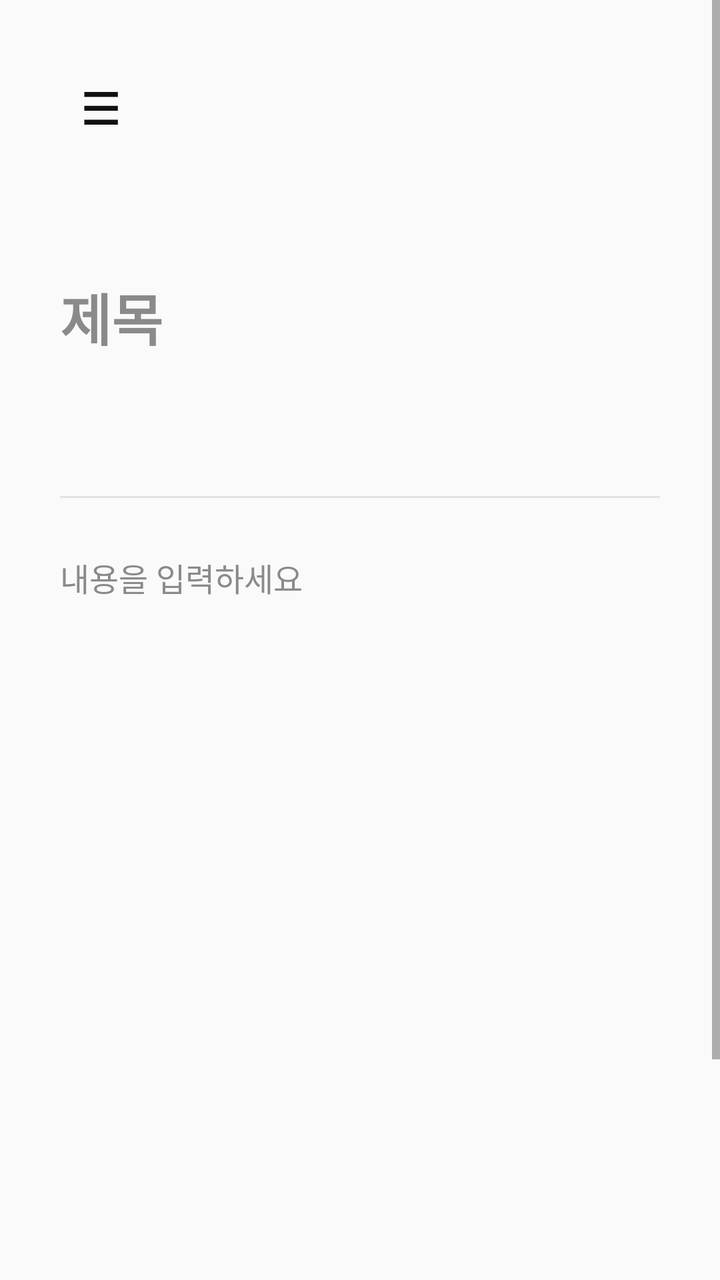
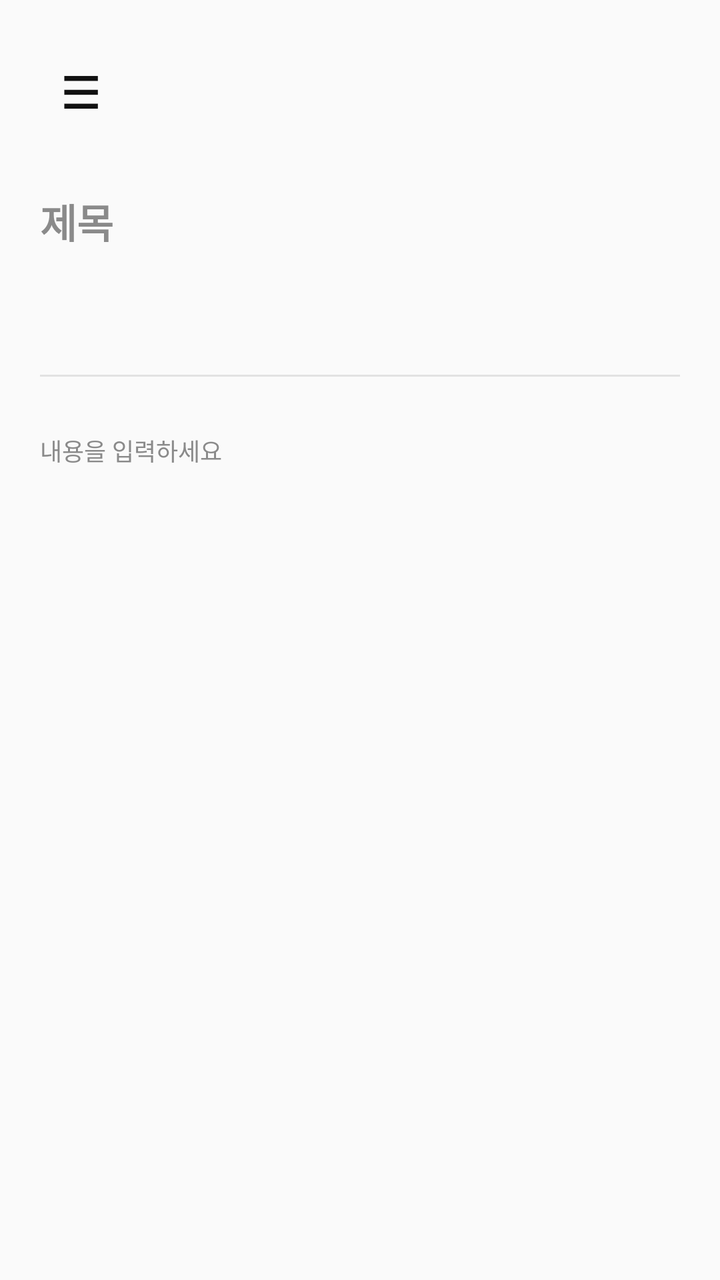

The first picture is an Android layout as it rendered before a commit; the second is the same layout after the commit. The layout source and the unified diff follow.
<!-- AndroidManifest.xml: application theme Theme.TrailNote -->
<!-- res/layout/fragment_log_entry_detail.xml -->
<?xml version="1.0" encoding="utf-8"?>
<ScrollView xmlns:android="http://schemas.android.com/apk/res/android"
    android:layout_width="match_parent"
    android:layout_height="match_parent"
    android:background="@drawable/bg_screen"
    android:fillViewport="true"
    android:overScrollMode="never">

    <LinearLayout
        android:layout_width="match_parent"
        android:layout_height="wrap_content"
        android:orientation="vertical"
        android:paddingStart="30dp"
        android:paddingTop="28dp"
        android:paddingEnd="30dp"
        android:paddingBottom="48dp">

        <include layout="@layout/view_screen_header" />

        <EditText
            android:id="@+id/entryTitleEditText"
            android:layout_width="match_parent"
            android:layout_height="wrap_content"
            android:layout_marginTop="58dp"
            android:background="@null"
            android:hint="&#51228;&#47785;"
            android:inputType="textCapSentences"
            android:maxLines="2"
            android:padding="0dp"
            android:textColor="@color/trail_ink"
            android:textColorHint="@color/trail_muted"
            android:textSize="28sp"
            android:textStyle="bold" />

        <TextView
            android:id="@+id/modifiedDateText"
            android:layout_width="match_parent"
            android:layout_height="wrap_content"
            android:layout_marginTop="20dp"
            android:textColor="@color/trail_muted"
            android:textSize="14sp" />

        <View
            android:layout_width="match_parent"
            android:layout_height="1dp"
            android:layout_marginTop="30dp"
            android:background="@color/trail_line" />

        <EditText
            android:id="@+id/contentEditText"
            android:layout_width="match_parent"
            android:layout_height="wrap_content"
            android:layout_marginTop="28dp"
            android:background="@null"
            android:gravity="top"
            android:hint="&#45236;&#50857;&#51012; &#51077;&#47141;&#54616;&#49464;&#50836;"
            android:inputType="textMultiLine|textCapSentences"
            android:lineSpacingExtra="6dp"
            android:minLines="18"
            android:padding="0dp"
            android:textColor="@color/trail_ink"
            android:textColorHint="@color/trail_muted"
            android:textSize="16sp" />
    </LinearLayout>
</ScrollView>
<!-- res/layout/view_screen_header.xml (included above) -->
<?xml version="1.0" encoding="utf-8"?>
<LinearLayout xmlns:android="http://schemas.android.com/apk/res/android"
    android:layout_width="match_parent"
    android:layout_height="52dp"
    android:gravity="center_vertical"
    android:orientation="horizontal">

    <TextView
        android:id="@+id/menuText"
        android:layout_width="40dp"
        android:layout_height="40dp"
        android:gravity="center"
        android:text="☰"
        android:textColor="@color/trail_ink"
        android:textSize="22sp"
        android:textStyle="bold" />

    <TextView
        android:id="@+id/headerTitle"
        android:layout_width="0dp"
        android:layout_height="wrap_content"
        android:layout_weight="1"
        android:gravity="center"
        android:textColor="@color/trail_ink"
        android:textSize="16sp"
        android:textStyle="bold" />

    <TextView
        android:id="@+id/headerAction"
        android:layout_width="40dp"
        android:layout_height="40dp"
        android:gravity="center"
        android:textColor="@color/trail_ink"
        android:textSize="19sp"
        android:textStyle="bold" />
</LinearLayout>
<!-- resources referenced by this layout -->
<resources>
  <color name="trail_ink">#FF111111</color>
  <color name="trail_line">#FFE2E2E2</color>
  <color name="trail_muted">#FF8A8A8A</color>
  <!-- drawable bg_screen (drawable) -->
  <?xml version="1.0" encoding="utf-8"?>
  <shape xmlns:android="http://schemas.android.com/apk/res/android">
      <solid android:color="@color/trail_bg" />
  </shape>
  <style name="Theme.TrailNote" parent="Theme.MaterialComponents.DayNight.NoActionBar">
          <item name="colorPrimary">@color/trail_ink</item>
          <item name="colorPrimaryVariant">@color/trail_ink</item>
          <item name="colorSecondary">@color/trail_ink</item>
          <item name="android:fontFamily">sans-serif</item>
          <item name="android:windowLightStatusBar">true</item>
          <item name="android:statusBarColor">@color/trail_bg</item>
          <item name="android:navigationBarColor">@color/white</item>
      </style>
  <color name="trail_bg">#FFFAFAFA</color>
  <color name="white">#FFFFFFFF</color>
</resources>

<!-- the commit's change to res/layout/fragment_log_entry_detail.xml (unified diff, before → after) -->
@@ -10,9 +10,9 @@
         android:layout_width="match_parent"
         android:layout_height="wrap_content"
         android:orientation="vertical"
-        android:paddingStart="30dp"
-        android:paddingTop="28dp"
-        android:paddingEnd="30dp"
+        android:paddingStart="@dimen/screen_padding"
+        android:paddingTop="@dimen/screen_padding"
+        android:paddingEnd="@dimen/screen_padding"
         android:paddingBottom="48dp">
 
         <include layout="@layout/view_screen_header" />
@@ -21,24 +21,25 @@
             android:id="@+id/entryTitleEditText"
             android:layout_width="match_parent"
             android:layout_height="wrap_content"
-            android:layout_marginTop="58dp"
+            android:layout_marginTop="24dp"
             android:background="@null"
             android:hint="&#51228;&#47785;"
-            android:inputType="textCapSentences"
+            android:inputType="textCapSentences|textNoSuggestions"
             android:maxLines="2"
             android:padding="0dp"
             android:textColor="@color/trail_ink"
             android:textColorHint="@color/trail_muted"
-            android:textSize="28sp"
-            android:textStyle="bold" />
+            android:textSize="20sp"
+            android:textStyle="bold"
+            android:includeFontPadding="false"/>
 
         <TextView
             android:id="@+id/modifiedDateText"
             android:layout_width="match_parent"
             android:layout_height="wrap_content"
-            android:layout_marginTop="20dp"
+            android:layout_marginTop="16dp"
             android:textColor="@color/trail_muted"
-            android:textSize="14sp" />
+            android:textSize="12sp" />
 
         <View
             android:layout_width="match_parent"
@@ -54,13 +55,14 @@
             android:background="@null"
             android:gravity="top"
             android:hint="&#45236;&#50857;&#51012; &#51077;&#47141;&#54616;&#49464;&#50836;"
-            android:inputType="textMultiLine|textCapSentences"
+            android:inputType="textMultiLine|textNoSuggestions"
+            android:includeFontPadding="false"
             android:lineSpacingExtra="6dp"
-            android:minLines="18"
+            android:minLines="12"
             android:padding="0dp"
             android:textColor="@color/trail_ink"
             android:textColorHint="@color/trail_muted"
-            android:textSize="16sp" />
+            android:textSize="12sp" />
     </LinearLayout>
 </ScrollView>
 <!-- res/layout/view_screen_header.xml (included above) -->
@@ -99,4 +101,15 @@
         android:textColor="@color/trail_ink"
         android:textSize="19sp"
         android:textStyle="bold" />
+
+    <TextView
+        android:id="@+id/headerMore"
+        android:layout_width="40dp"
+        android:layout_height="40dp"
+        android:gravity="center"
+        android:text="&#183;&#183;&#183;"
+        android:textColor="@color/trail_ink"
+        android:textSize="19sp"
+        android:textStyle="bold"
+        android:visibility="gone" />
 </LinearLayout>
<!-- resource entries referenced after the edit -->
@@ -3,6 +3,7 @@
   <color name="trail_ink">#FF111111</color>
   <color name="trail_line">#FFE2E2E2</color>
   <color name="trail_muted">#FF8A8A8A</color>
+  <dimen name="screen_padding">20dp</dimen>
   <!-- drawable bg_screen (drawable) -->
   <?xml version="1.0" encoding="utf-8"?>
   <shape xmlns:android="http://schemas.android.com/apk/res/android">
